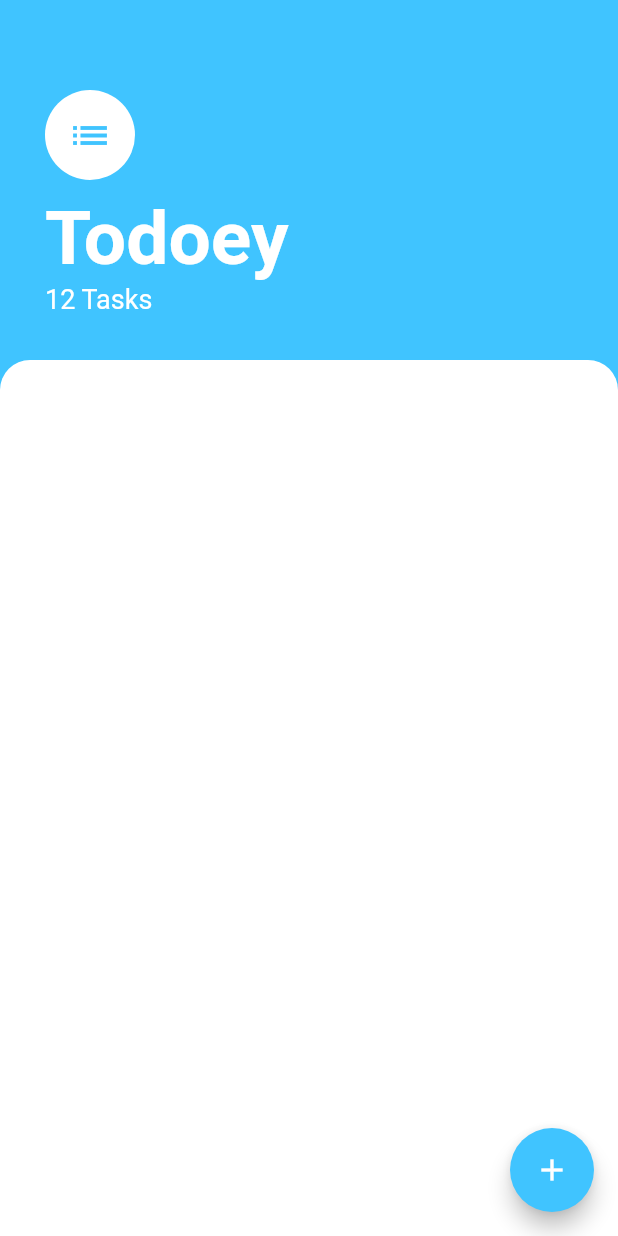
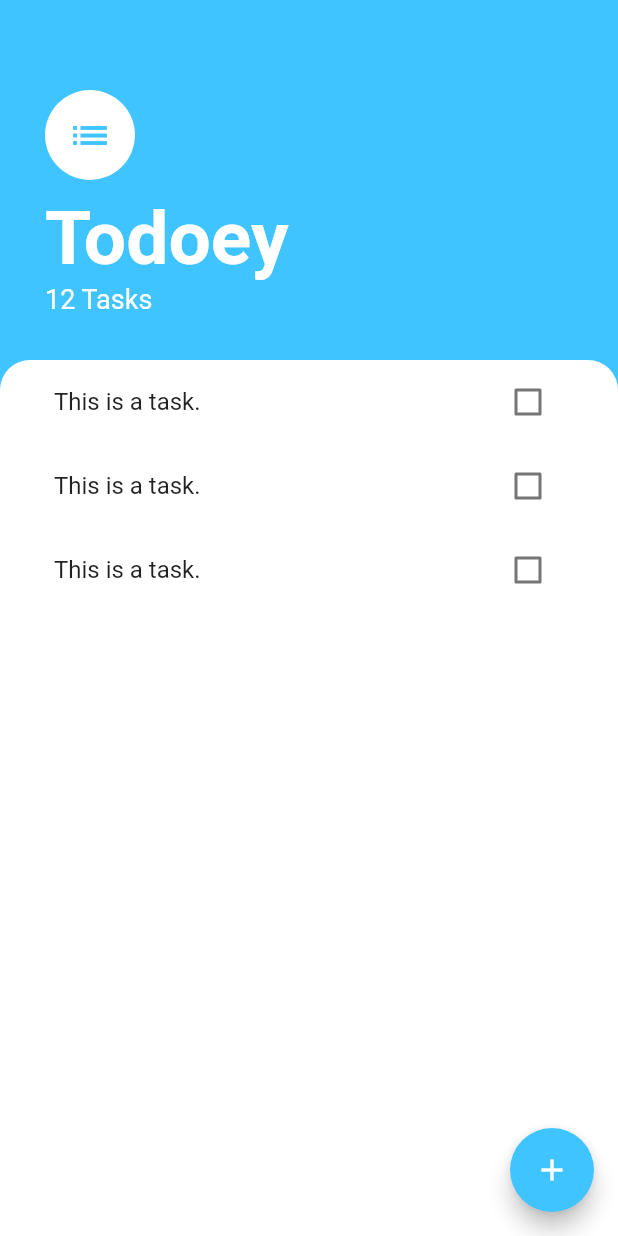
Before and after one commit to JonasLykke7/CompleteFlutterAppDevelopmentBootcampWithDart, a Flutter app: the screen it shows after launch, on a phone screen of 412 x 824 dp. Run offline on Flutter 3.47's test engine with Material 2 defaults, Android fonts, the phone set to English and light mode, and no system bars; our stand-ins replace animated_text_kit, audioplayers, cloud_firestore, firebase_auth, flutter_spinkit, font_awesome_flutter and 3 more; accounts and stored records are empty.

Commit message:
197
The ListView Challenge

```diff
--- a/todoey/lib/screens/tasks_screen.dart
+++ b/todoey/lib/screens/tasks_screen.dart
@@ -1,4 +1,6 @@
 import 'package:flutter/material.dart';
+
+import 'package:todoey/widgets/tasks_list.dart';
 
 class TasksScreen extends StatelessWidget {
   @override
@@ -55,6 +57,9 @@
           ),
           Expanded(
             child: Container(
+              padding: EdgeInsets.symmetric(
+                horizontal: 20.0,
+              ),
               decoration: BoxDecoration(
                 color: Colors.white,
                 borderRadius: BorderRadius.only(
@@ -62,6 +67,7 @@
                   topRight: Radius.circular(20.0),
                 ),
               ),
+              child: TasksList(),
             ),
           ),
         ],
--- /dev/null
+++ b/todoey/lib/widgets/task_tile.dart
@@ -0,0 +1,14 @@
+import 'package:flutter/material.dart';
+
+class TaskTile extends StatelessWidget {
+  @override
+  Widget build(BuildContext context) {
+    return ListTile(
+      title: Text('This is a task.'),
+      trailing: Checkbox(
+        value: false,
+        onChanged: (value) {},
+      ),
+    );
+  }
+}
--- /dev/null
+++ b/todoey/lib/widgets/tasks_list.dart
@@ -0,0 +1,16 @@
+import 'package:flutter/material.dart';
+
+import 'package:todoey/widgets/task_tile.dart';
+
+class TasksList extends StatelessWidget {
+  @override
+  Widget build(BuildContext context) {
+    return ListView(
+      children: <Widget>[
+        TaskTile(),
+        TaskTile(),
+        TaskTile(),
+      ],
+    );
+  }
+}
```
